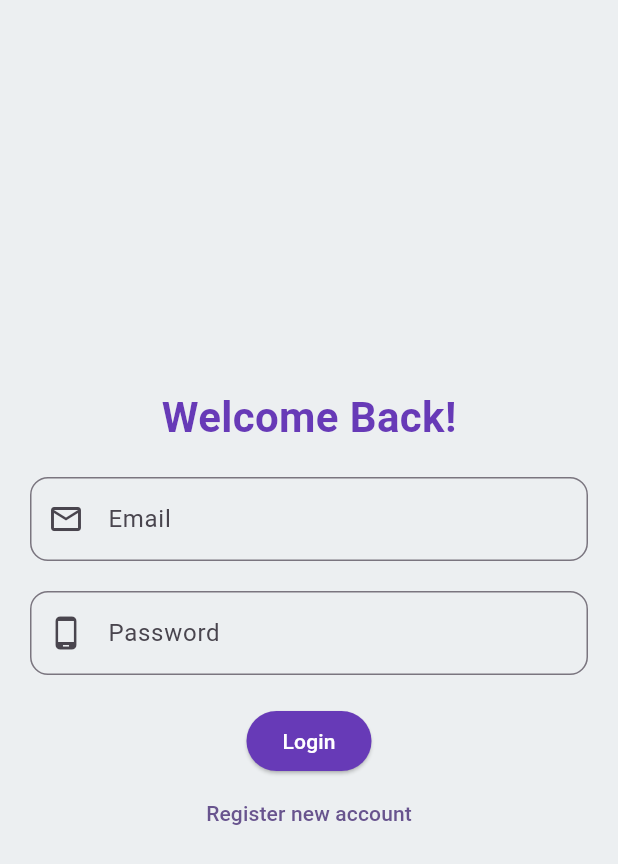
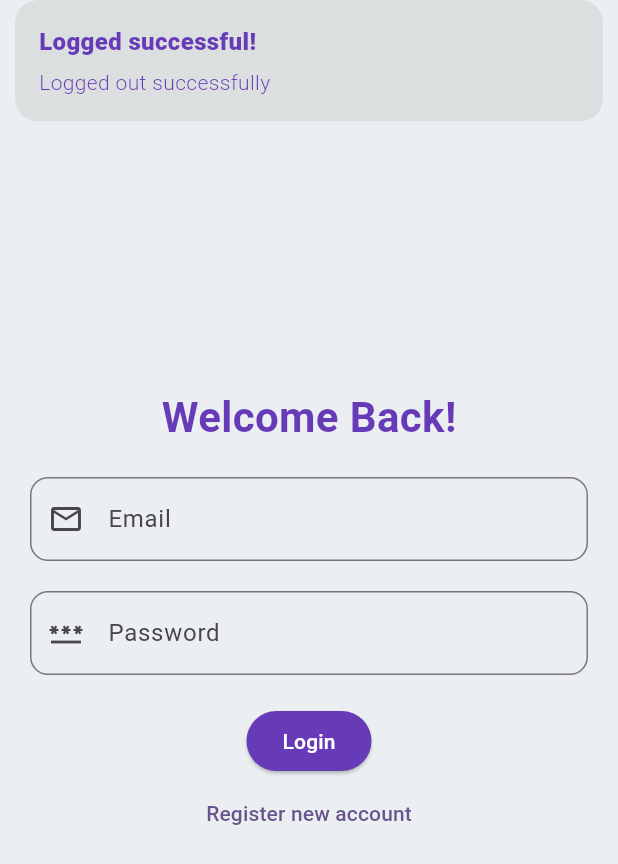
Before and after one commit to JoyChowdhury12/footware_client, a Flutter app: the HomePage screen opened directly, scrolled down 576 dp, after a tap on the "logout" icon, on a phone screen of 412 x 824 dp. Shown: the top 864 px of the screen. Run offline on Flutter 3.47's test engine with Material 3 defaults, Android fonts, the phone set to English and light mode, and no system bars; our stand-ins replace cloud_firestore, dropdown_button2, firebase_auth, firebase_core, gap, get; accounts and stored records are empty; network calls fail.

Commit message:
Snackbars toast completed

```diff
--- a/lib/pages/home_page.dart
+++ b/lib/pages/home_page.dart
@@ -29,6 +29,8 @@ class _HomePageState extends State<HomePage> {
               onPressed: () {
                 FirebaseAuth.instance.signOut();
                 Get.offAll(LoginPage());
+                Get.snackbar("Logged successful!", "Logged out successfully",
+                    colorText: Colors.deepPurple);
               },
               icon: Icon(Icons.logout))
         ],
--- a/lib/pages/login_page.dart
+++ b/lib/pages/login_page.dart
@@ -30,7 +30,7 @@ class LoginPage extends StatelessWidget {
               Gap(20),
               TextField(
                 controller: ctrl.loginEmailController,
-                keyboardType: TextInputType.phone,
+                keyboardType: TextInputType.emailAddress,
                 decoration: InputDecoration(
                     border: OutlineInputBorder(
                       borderRadius: BorderRadius.circular(12),
@@ -42,12 +42,12 @@ class LoginPage extends StatelessWidget {
               Gap(20),
               TextField(
                 controller: ctrl.loginPasswordController,
-                keyboardType: TextInputType.phone,
+                keyboardType: TextInputType.visiblePassword,
                 decoration: InputDecoration(
                     border: OutlineInputBorder(
                       borderRadius: BorderRadius.circular(12),
                     ),
-                    prefixIcon: Icon(Icons.phone_android),
+                    prefixIcon: Icon(Icons.password_outlined),
                     labelText: "Password",
                     hintText: "Enter your password"),
               ),
--- a/lib/pages/register_page.dart
+++ b/lib/pages/register_page.dart
@@ -42,7 +42,7 @@ class RegisterPage extends StatelessWidget {
               Gap(20),
               TextField(
                 controller: ctrl.registerPasswordController,
-                keyboardType: TextInputType.phone,
+                keyboardType: TextInputType.visiblePassword,
                 decoration: InputDecoration(
                     border: OutlineInputBorder(
                       borderRadius: BorderRadius.circular(12),
--- a/pubspec.yaml
+++ b/pubspec.yaml
@@ -40,6 +40,7 @@ dependencies:
   get: ^4.6.6
   cloud_firestore: ^5.5.1
   firebase_auth: ^5.3.4
+  fluttertoast: ^8.2.10
 
 dev_dependencies:
   flutter_test:
```
Also changed, not shown: lib/auth/fireBase_auth_service.dart (+21 -6 lines), lib/controller/login_controller.dart (+5 -3 lines), pubspec.lock.
